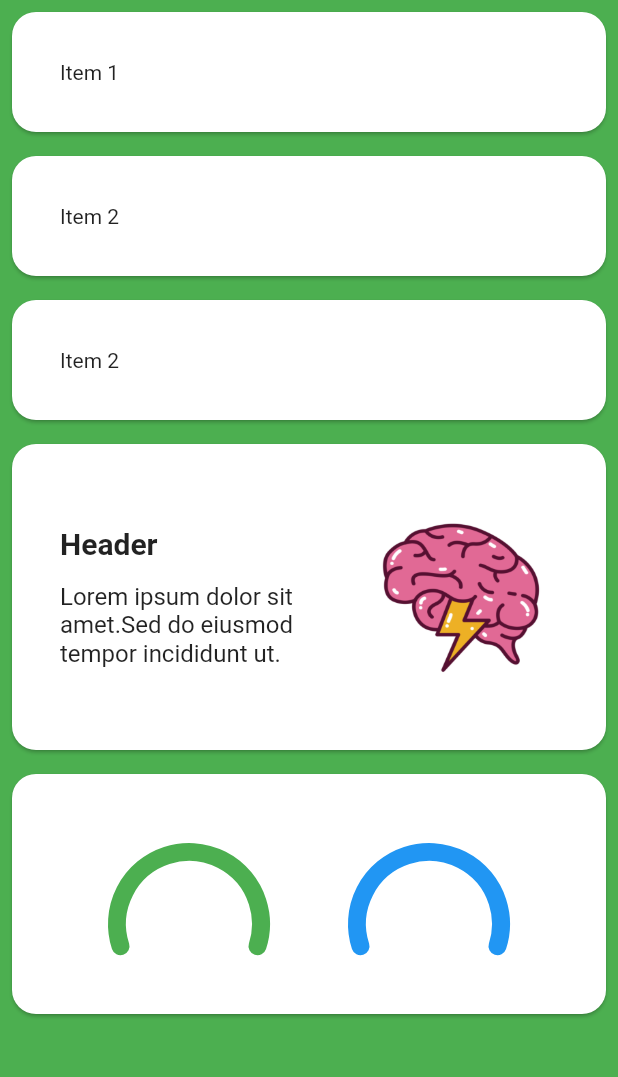
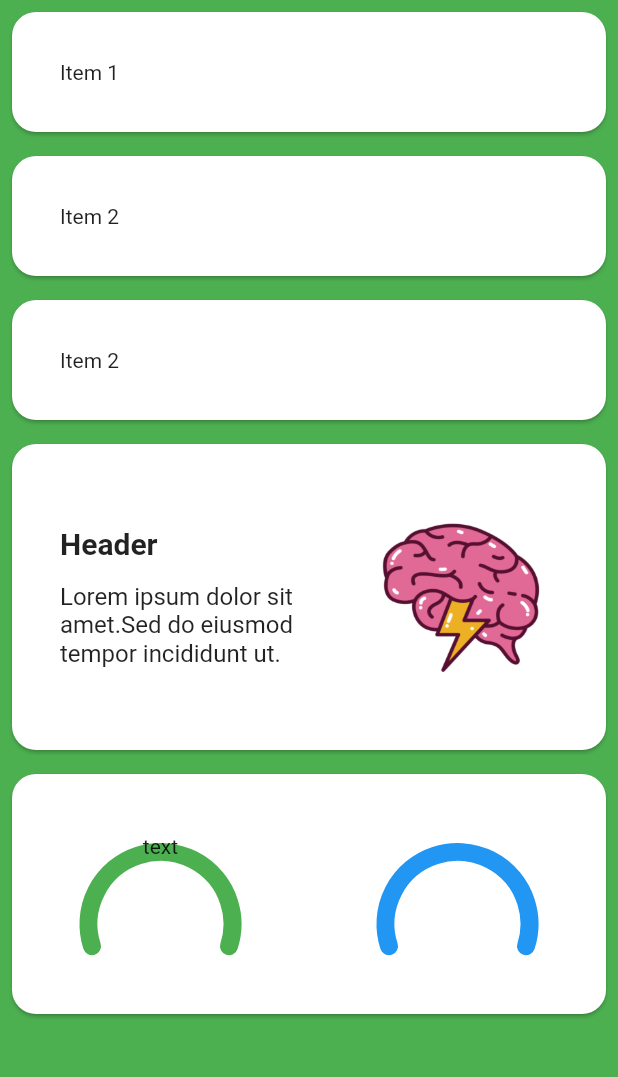
Before and after one commit to maxieluan/flutter-demo, a Flutter app: the screen it shows after launch, on a phone screen of 412 x 824 dp, the part 120-1197 px from its top. Run offline on Flutter 3.47's test engine with Material 2 defaults, Android fonts, the phone set to English and light mode, and no system bars.

Commit message:
dynamic positioning of the meter, tried adding some text

```diff
--- a/lib/main.dart
+++ b/lib/main.dart
@@ -533,11 +533,15 @@ class CustomMeterGraphState  extends State<CustomMeterGraph> with SingleTickerPr
     return Row(
       mainAxisAlignment: MainAxisAlignment.center,
       children: [
-        AnimatedBuilder(
+        Expanded(
+          child: AnimatedBuilder(
             animation: _controller,
             builder: (context, child) {
               return Padding(
                 padding: const EdgeInsets.only(top: 40),
+                child: Stack(
+                  children: [
+                    Center(
                       child: SizedBox(
                         width: 120, // slightly wider for the width of the stroke
                         height: 120,
@@ -548,11 +552,18 @@ class CustomMeterGraphState  extends State<CustomMeterGraph> with SingleTickerPr
                           ),
                         )
                       ),
+                    ),
+                    Center(
+                      child: Text("text"),
+                    )
+                  ],
+                )
               );
             }
           ),
-        const SizedBox(width: 40),
-        AnimatedBuilder(
+        ),
+        Expanded(
+          child: AnimatedBuilder(
             animation: _controller,
             builder: (context, child) {
               return Padding(
@@ -569,6 +580,7 @@ class CustomMeterGraphState  extends State<CustomMeterGraph> with SingleTickerPr
                 ),
               );
             }
+          ),
         )
       ],
     );
```
Lines whose indentation alone changed are shown as unchanged.
